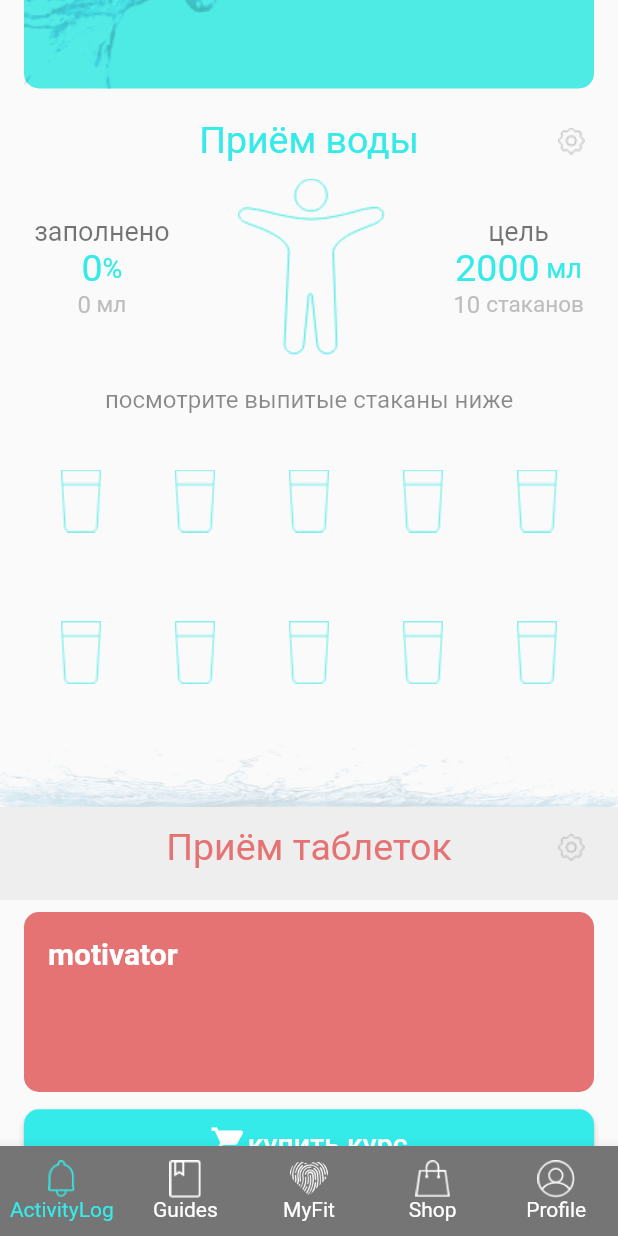
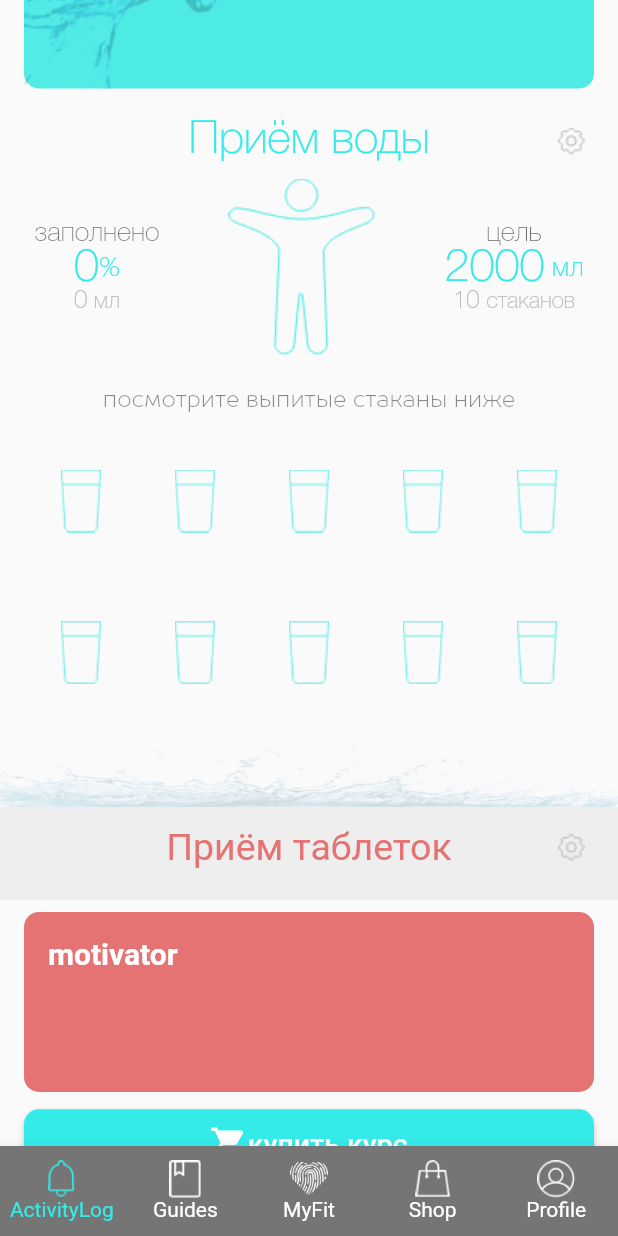
Before and after one commit to Alex-A4/InMyFit, a Flutter app: the screen it shows after launch, scrolled down 228 dp, on a phone screen of 412 x 824 dp. Run offline on Flutter 3.47's test engine with Material 2 defaults, Android fonts, the phone set to English and light mode, and no system bars; our stand-ins replace bloc, equatable, flutter_bloc, flutter_calendar_carousel, flutter_redux, gradient_app_bar and 2 more.

Commit message:
Added fonts

```diff
--- a/lib/src/ui/activity/water_reminder.dart
+++ b/lib/src/ui/activity/water_reminder.dart
@@ -18,7 +18,6 @@ class WaterReminder extends StatelessWidget {
   Widget build(BuildContext context) {
     return StoreConnector<ActivityState, ValueChanged<bool>>(
       converter: (store) {
-        print('REMINDER CONVERTER');
         _store = store;
 
         int filledCount =
@@ -28,7 +27,6 @@ class WaterReminder extends StatelessWidget {
         /// Generate list of fill/empty vessels.
         /// Example: [filledCount] = 3 and [goal] = 5, then it generates
         /// list [true, true, true, false, false]
-        /// TODO: check is that works when count of vessels changes
         filledVessels =
             List.generate(goal, (index) => index < filledCount ? true : false);
 
@@ -39,7 +37,7 @@ class WaterReminder extends StatelessWidget {
       builder: (context, changer) {
         WaterIntake water = _store.state.dayActivityController.waterIntake;
         WaterIntakeType type = water.type;
-        print(water.toJSON());
+
         //If it's glasses then 200ml else 500ml
         int mlInOneIntake = type == WaterIntakeType.Glasses ? 200 : 500;
         int goal = mlInOneIntake * water.goalToIntake;
@@ -177,8 +175,8 @@ class WaterReminder extends StatelessWidget {
     );
   }
 
-  var textStyleTurq = TextStyle(fontSize: 25.0, color: theme.primaryColor);
-  var textStyle1 = TextStyle(fontSize: 18.0, color: Colors.black54);
-  var textStyle2 = TextStyle(fontSize: 16.0, color: Colors.grey[400]);
-  var textStyleFilled = TextStyle(fontSize: 16.0, color: Colors.black45);
+  var textStyleTurq = TextStyle(fontSize: 30.0, color: theme.primaryColor, fontFamily: 'Neue');
+  var textStyle1 = TextStyle(fontSize: 18.0, color: Colors.black54, fontFamily: 'Neue');
+  var textStyle2 = TextStyle(fontSize: 16.0, color: Colors.grey[400], fontFamily: 'Neue');
+  var textStyleFilled = TextStyle(fontSize: 15.0, color: Colors.black45, fontFamily: 'ProstoSans');
 }
```
Also changed, not shown: pubspec.yaml (+10 -0 lines), assets/fonts/TTProstoSansLight.otf (renamed from assets/fonts/TT Prosto Sans Light.otf), pubspec.lock.
